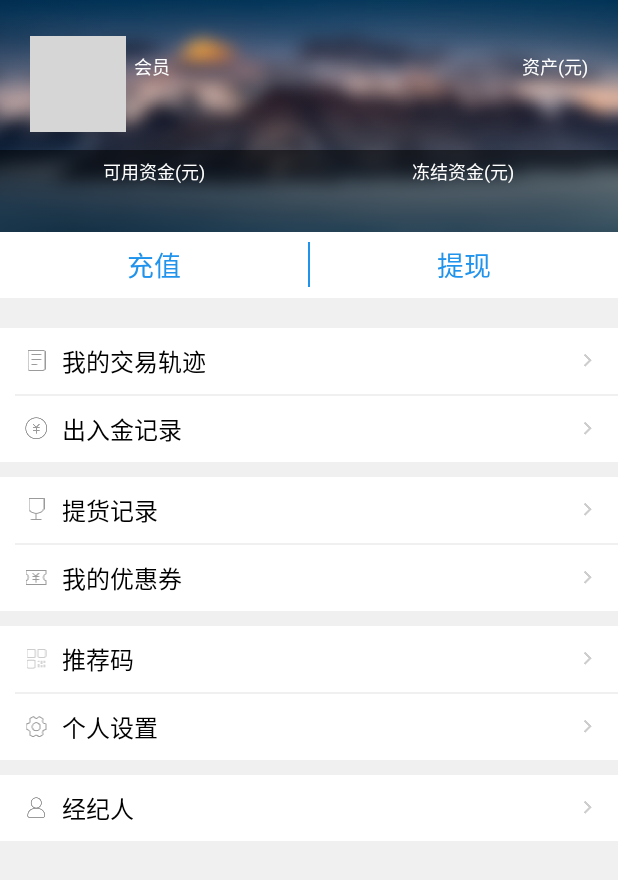
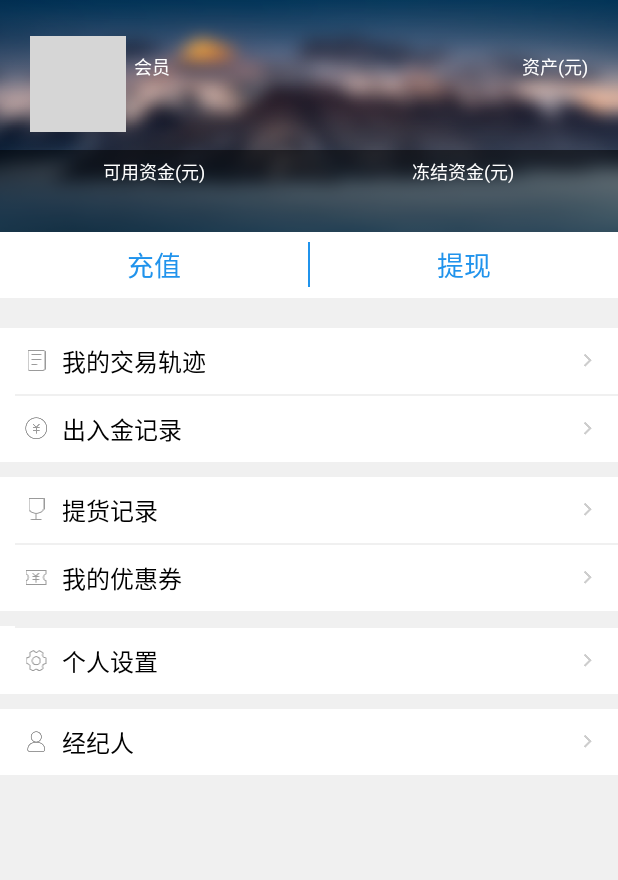
Before and after one commit to chujj/PullRefreshRecyclerView, an Android app: the fragment MineFragment shown on its own in the app's theme, on a phone screen of 412 x 824 dp. Shown: the top 880 px of the screen. Run offline under Robolectric (Android 15) with nearby library versions, the phone set to English and light mode, and no system bars; our stand-ins replace ButterKnife; libraries missing offline, so code that uses them is left out: com.facebook.stetho, com.squareup.okhttp, de.greenrobot.event, retrofit.android, retrofit.client and 1 more; pictures from the network do not load; 3 statements that could not run were skipped; grey boxes are pictures that could not be loaded.

Commit message:
不是经纪人，不用出现推荐码

```diff
--- a/app/src/main/java/com/biaoyixin/shangcheng/home/MineFragment.java
+++ b/app/src/main/java/com/biaoyixin/shangcheng/home/MineFragment.java
@@ -107,6 +107,7 @@ public class MineFragment extends BaseFragment {
         }
         mAccount.setText(str);
 
+        mEntrys[5].setVisibility(account.broker == 1 ? View.VISIBLE : View.GONE);
         ((TextView)CommonUtils.findView(mEntrys[7], R.id.name))
                 .setText(account.broker == 1 ? "经纪人" : "申请经纪人");
     }
```
